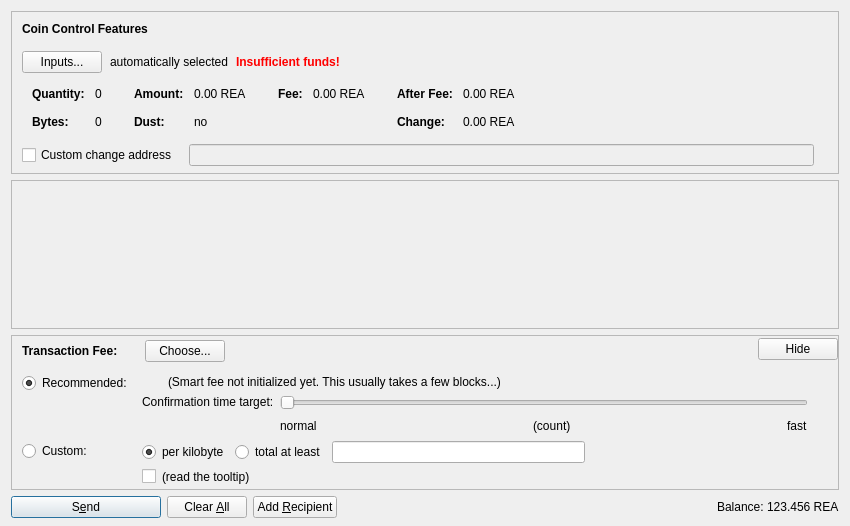
This is src/qt/forms/sendcoinsdialog.ui in ReacoinOfficial/reacoin as Qt 5 draws it before an edit. The edited form follows.
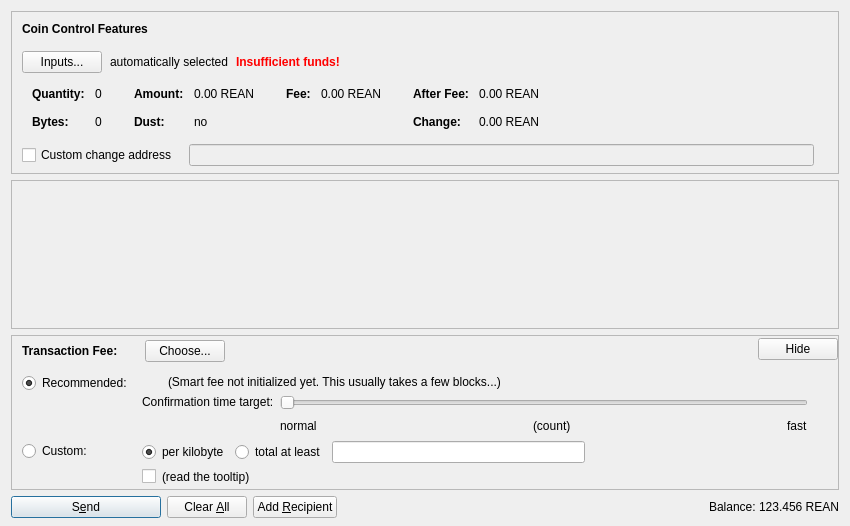
This is the edited form. Icons and pictures are not drawn. Custom widgets are drawn as their Qt base class.

Commit message: ticker's switch from REA to REAN

Patch:
```diff
--- a/src/qt/forms/sendcoinsdialog.ui
+++ b/src/qt/forms/sendcoinsdialog.ui
@@ -324,7 +324,7 @@
                   <enum>Qt::ActionsContextMenu</enum>
                  </property>
                  <property name="text">
-                  <string notr="true">0.00 REA</string>
+                  <string notr="true">0.00 REAN</string>
                  </property>
                  <property name="textInteractionFlags">
                   <set>Qt::LinksAccessibleByMouse|Qt::TextSelectableByKeyboard|Qt::TextSelectableByMouse</set>
@@ -404,7 +404,7 @@
                   <enum>Qt::ActionsContextMenu</enum>
                  </property>
                  <property name="text">
-                  <string notr="true">0.00 REA</string>
+                  <string notr="true">0.00 REAN</string>
                  </property>
                  <property name="textInteractionFlags">
                   <set>Qt::LinksAccessibleByMouse|Qt::TextSelectableByKeyboard|Qt::TextSelectableByMouse</set>
@@ -455,7 +455,7 @@
                   <enum>Qt::ActionsContextMenu</enum>
                  </property>
                  <property name="text">
-                  <string notr="true">0.00 REA</string>
+                  <string notr="true">0.00 REAN</string>
                  </property>
                  <property name="textInteractionFlags">
                   <set>Qt::LinksAccessibleByMouse|Qt::TextSelectableByKeyboard|Qt::TextSelectableByMouse</set>
@@ -484,7 +484,7 @@
                   <enum>Qt::ActionsContextMenu</enum>
                  </property>
                  <property name="text">
-                  <string notr="true">0.00 REA</string>
+                  <string notr="true">0.00 REAN</string>
                  </property>
                  <property name="textInteractionFlags">
                   <set>Qt::LinksAccessibleByMouse|Qt::TextSelectableByKeyboard|Qt::TextSelectableByMouse</set>
@@ -1290,7 +1290,7 @@
           <cursorShape>IBeamCursor</cursorShape>
          </property>
          <property name="text">
-          <string notr="true">123.456 REA</string>
+          <string notr="true">123.456 REAN</string>
          </property>
          <property name="textInteractionFlags">
           <set>Qt::LinksAccessibleByMouse|Qt::TextSelectableByKeyboard|Qt::TextSelectableByMouse</set>
```
The commit also changes 11 other files.
